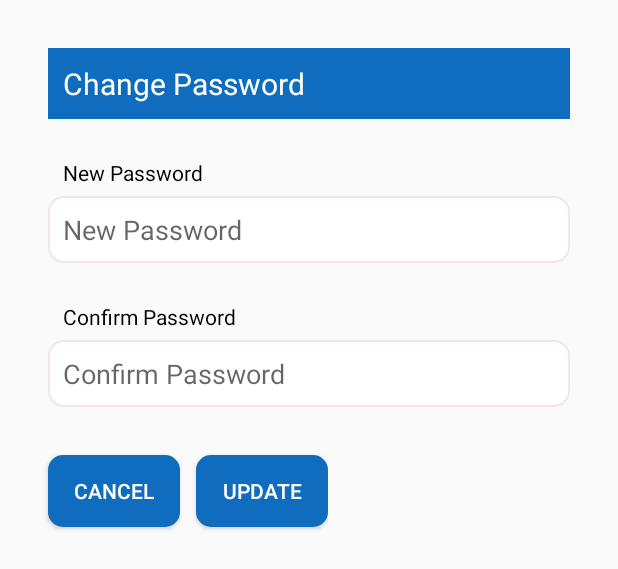
After one commit to NerissaRonquillo33/HCC-R, an Android app: the layout changepassword.xml on its own in the app's theme, with its tools: preview values and no code run, on a phone screen of 412 x 824 dp. The commit adds this screen. Shown: the top 569 px of the screen. Run offline under Robolectric (Android 15) with nearby library versions, the phone set to English and light mode, and no system bars; network calls fail.

Commit message:
mini revision

```diff
--- a/app/src/main/java/com/example/hcc/Course.java
+++ b/app/src/main/java/com/example/hcc/Course.java
@@ -37,6 +37,7 @@ public class Course extends AppCompatActivity {
             @Override
             public void onClick(View view) {
                 Intent dashboard = new Intent(Course.this, Dashboard.class);
+                dashboard.putExtra("username",username);
                 startActivity(dashboard);
             }
         });
@@ -48,7 +49,7 @@ public class Course extends AppCompatActivity {
         } catch (JSONException e) {
             e.printStackTrace();
         }
-        new HttpRequest().doPost(Course.this, "http://192.168.1.19/api/courses.php", jsonParams, new RequestCallback() {
+        new HttpRequest().doPost(Course.this, getResources().getString(R.string.server_path) + "/api/courses.php", jsonParams, new RequestCallback() {
             @Override
             public void success(String response, JSONObject jsonObject) {
                 if (response.equals("success")) {
@@ -58,7 +59,7 @@ public class Course extends AppCompatActivity {
                         for(int n = 0; n < jsonArray.length(); n++)
                         {
                             JSONObject object = jsonArray.getJSONObject(n);
-                            lstCourses.add(new Course_Item(Integer.parseInt(object.getString("id")),object.getString("code"),object.getString("description"),Integer.parseInt(object.getString("unit")),Integer.parseInt(object.getString("semester")),Integer.parseInt(object.getString("year")),R.drawable.book_edit));
+                            lstCourses.add(new Course_Item(Integer.parseInt(object.getString("id")),object.getString("code"),object.getString("description"),username,Integer.parseInt(object.getString("unit")),Integer.parseInt(object.getString("semester")),Integer.parseInt(object.getString("year")),R.drawable.book_edit));
                         }
                     } catch (JSONException e) {
                         //todo
--- a/app/src/main/java/com/example/hcc/Course_Detail.java
+++ b/app/src/main/java/com/example/hcc/Course_Detail.java
@@ -15,16 +15,18 @@ public class Course_Detail extends AppCompatActivity {
         setContentView(R.layout.course_details);
         TextView detail_title = (TextView) findViewById(R.id.detail_title);
         ImageView prev = findViewById(R.id.back2main);
+        String username = getIntent().getStringExtra("username");
         /* Back to main */
         prev.setOnClickListener(new View.OnClickListener() {
             @Override
             public void onClick(View view) {
                 Intent courses = new Intent(Course_Detail.this, Course.class);
+                courses.putExtra("username",username);
                 startActivity(courses);
             }
         });
         /* Title from intent */
         String title = getIntent().getStringExtra("title");
-        detail_title.setText(title);
+        detail_title.setText(title+" content soon...");
     }
 }
--- a/app/src/main/java/com/example/hcc/DBHelper.java
+++ b/app/src/main/java/com/example/hcc/DBHelper.java
@@ -43,7 +43,7 @@ public class DBHelper {
             String  unit =cursor.getString(cursor.getColumnIndex(DHelper.UNIT));
             String  semester =cursor.getString(cursor.getColumnIndex(DHelper.SEMESTER));
             String  year =cursor.getString(cursor.getColumnIndex(DHelper.YEAR));
-            courseItemList.add(new Course_Item(cid,code,description,Integer.parseInt(unit),Integer.parseInt(semester),Integer.parseInt(year),R.drawable.book_edit));
+            courseItemList.add(new Course_Item(cid,code,description,"",Integer.parseInt(unit),Integer.parseInt(semester),Integer.parseInt(year),R.drawable.book_edit));
         }
         return courseItemList;
     }
--- a/app/src/main/java/com/example/hcc/Login.java
+++ b/app/src/main/java/com/example/hcc/Login.java
@@ -44,7 +44,7 @@ public class Login extends AppCompatActivity {
                 } catch (JSONException e) {
                     e.printStackTrace();
                 }
-                new HttpRequest().doPost(Login.this, "http://192.168.1.19/api/login.php", jsonParams, new RequestCallback() {
+                new HttpRequest().doPost(Login.this, getResources().getString(R.string.server_path) + "/api/login.php", jsonParams, new RequestCallback() {
                     @Override
                     public void success(String response, JSONObject jsonObject) {
                         if (response.equals("success")) {
--- a/app/src/main/java/com/example/hcc/Register.java
+++ b/app/src/main/java/com/example/hcc/Register.java
@@ -64,7 +64,7 @@ public class Register extends AppCompatActivity {
                 } catch (JSONException e) {
                     e.printStackTrace();
                 }
-                new HttpRequest().doPost(Register.this, "http://192.168.1.19/api/register.php", jsonParams, new RequestCallback() {
+                new HttpRequest().doPost(Register.this, getResources().getString(R.string.server_path) + "/api/register.php", jsonParams, new RequestCallback() {
                     @Override
                     public void success(String response, JSONObject jsonObject) {
                         status.setVisibility(View.VISIBLE);
--- a/app/src/main/java/com/example/hcc/Schedule.java
+++ b/app/src/main/java/com/example/hcc/Schedule.java
@@ -47,7 +47,7 @@ public class Schedule extends AppCompatActivity {
         } catch (JSONException e) {
             e.printStackTrace();
         }
-        new HttpRequest().doPost(Schedule.this, "http://192.168.1.19/api/schedules.php", jsonParams, new RequestCallback() {
+        new HttpRequest().doPost(Schedule.this, getResources().getString(R.string.server_path) + "/api/schedules.php", jsonParams, new RequestCallback() {
             @Override
             public void success(String response, JSONObject jsonObject) {
                 Log.i("Responv", response);
--- /dev/null
+++ b/app/src/main/res/layout/changepassword.xml
@@ -0,0 +1,90 @@
+<?xml version="1.0" encoding="utf-8"?>
+<LinearLayout xmlns:android="http://schemas.android.com/apk/res/android"
+    android:layout_width="match_parent"
+    android:layout_height="match_parent"
+    android:layout_gravity="top"
+    android:layout_margin="16dp"
+    android:orientation="vertical">
+    <TextView
+        android:layout_width="match_parent"
+        android:layout_height="wrap_content"
+        android:layout_margin="16dp"
+        android:padding="10dp"
+        android:textColor="@color/white"
+        android:textSize="20sp"
+        android:background="@color/primary"
+        android:text="Change Password"/>
+        <TextView
+            android:text="New Password"
+            android:textColor="@color/black"
+            android:padding="10dp"
+            android:layout_marginRight="16dp"
+            android:layout_marginLeft="16dp"
+            android:layout_width="match_parent"
+            android:layout_height="wrap_content"
+            android:layout_marginBottom="-20dp"/>
+        <EditText
+            android:id="@+id/newpassword"
+            android:layout_width="match_parent"
+            android:layout_gravity="center_vertical"
+            android:background="@drawable/edittext_border"
+            android:layout_margin="16dp"
+            android:padding="10dp"
+            android:hint="New Password"
+            android:layout_height="wrap_content"/>
+        <TextView
+            android:text="Confirm Password"
+            android:textColor="@color/black"
+            android:padding="10dp"
+            android:layout_marginRight="16dp"
+            android:layout_marginLeft="16dp"
+            android:layout_width="match_parent"
+            android:layout_height="wrap_content"
+            android:layout_marginBottom="-20dp"/>
+        <EditText
+            android:id="@+id/condfirmpassword"
+            android:layout_width="match_parent"
+            android:layout_gravity="center_vertical"
+            android:background="@drawable/edittext_border"
+            android:layout_margin="16dp"
+            android:padding="10dp"
+            android:hint="Confirm Password"
+            android:layout_height="wrap_content"/>
+        <TextView
+            android:id="@+id/status"
+            android:text="Update Success"
+            android:textColor="@color/lit"
+            android:padding="10dp"
+            android:visibility="gone"
+            android:layout_marginRight="16dp"
+            android:layout_marginLeft="16dp"
+            android:layout_width="match_parent"
+            android:layout_height="wrap_content"/>
+    <LinearLayout
+        android:layout_width="wrap_content"
+        android:layout_height="wrap_content"
+        android:orientation="horizontal">
+        <Button
+            android:id="@+id/cancel"
+            android:background="@drawable/button_custom"
+            android:text="Cancel"
+            android:layout_marginLeft="16dp"
+            android:layout_marginTop="16dp"
+            android:layout_marginBottom="16dp"
+            android:layout_marginRight="5dp"
+            android:textColor="@color/white"
+            android:layout_width="wrap_content"
+            android:layout_height="wrap_content"/>
+        <Button
+            android:id="@+id/update"
+            android:background="@drawable/button_custom"
+            android:text="Update"
+            android:layout_marginLeft="5dp"
+            android:layout_marginBottom="16dp"
+            android:layout_marginTop="16dp"
+            android:textColor="@color/white"
+            android:layout_width="wrap_content"
+            android:layout_height="wrap_content"/>
+    </LinearLayout>
+
+</LinearLayout>
--- a/app/src/main/res/layout/course.xml
+++ b/app/src/main/res/layout/course.xml
@@ -22,7 +22,7 @@
         <TextView
             android:layout_width="wrap_content"
             android:layout_height="wrap_content"
-            android:text="Course"
+            android:text="Courses"
             android:textColor="@color/white"
             android:textSize="20sp"/>
         <ImageView
--- a/app/src/main/res/values/colors.xml
+++ b/app/src/main/res/values/colors.xml
@@ -9,4 +9,5 @@
     <color name="white">#FFFFFFFF</color>
     <color name="primary">#0f6cbf</color>
     <color name="lit">#F88379</color>
+    <color name="blush">#C2C7C8</color>
 </resources>
--- a/app/src/main/res/values/strings.xml
+++ b/app/src/main/res/values/strings.xml
@@ -1,3 +1,4 @@
 <resources>
     <string name="app_name">HCC</string>
+    <string name="server_path">http://192.168.1.8/HCC-WEB-master</string>
 </resources>
```
Also changed, not shown: app/src/main/java/com/example/hcc/Course_Adapter.java (+12 -0 lines), app/src/main/java/com/example/hcc/Course_Item.java (+11 -1 lines), app/src/main/java/com/example/hcc/Dashboard.java (+26 -12 lines), app/src/main/java/com/example/hcc/StudentInfo.java (+183 -13 lines), app/src/main/res/layout/about.xml (+25 -7 lines), app/src/main/res/layout/course_list.xml (+30 -3 lines), app/src/main/res/layout/dashboard.xml (+38 -37 lines), app/src/main/res/layout/info.xml (+7 -3 lines), app/src/main/res/menu/info.xml (added, +7 -0 lines), 1 other file.
